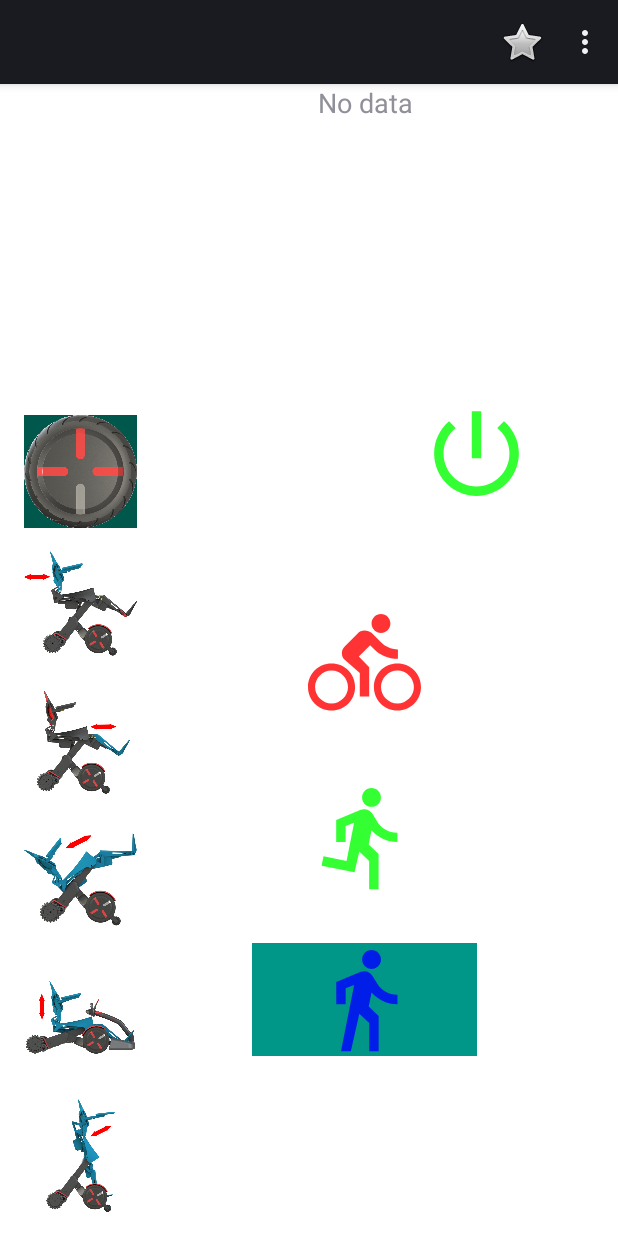
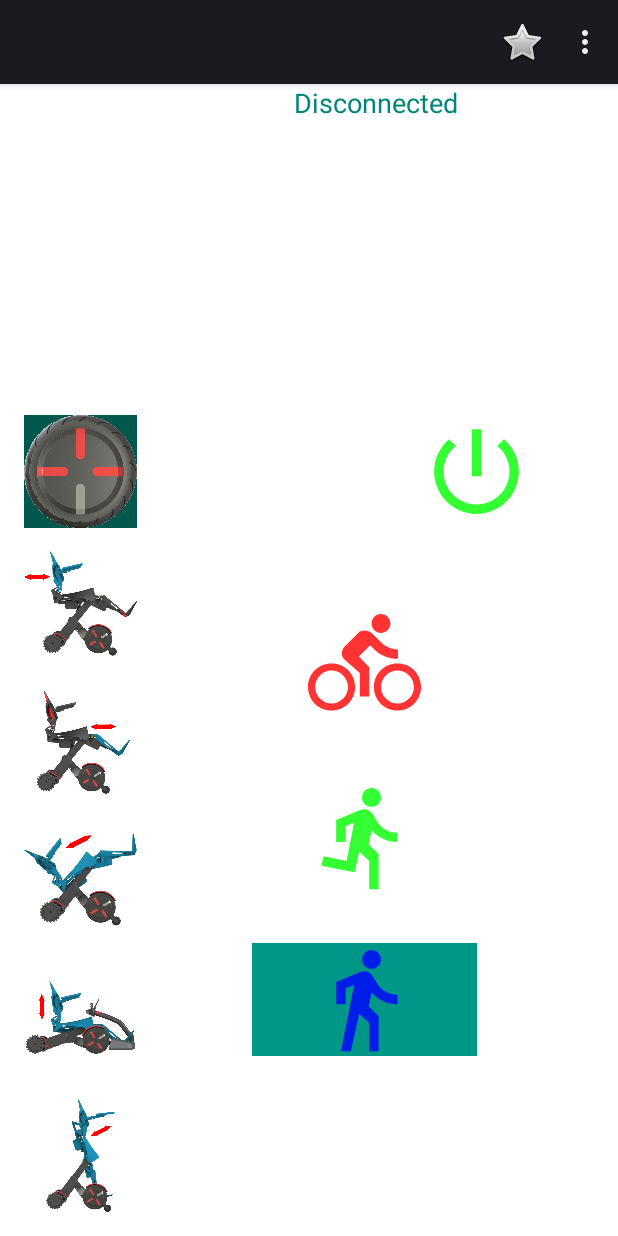
Before and after one commit to Max-Mobility/pchair, an Android app: the DeviceControlActivity screen opened directly, with no data from a screen before it, on a phone screen of 412 x 824 dp. Run offline under Robolectric (Android 15) with nearby library versions, the phone set to English and light mode, and no system bars; 3 statements that could not run were skipped.

Commit message:
show connection status.

```diff
--- a/app/app/src/main/res/layout/gatt_services_characteristics.xml
+++ b/app/app/src/main/res/layout/gatt_services_characteristics.xml
@@ -56,13 +56,12 @@
         android:layout_height="wrap_content"
         android:layout_alignParentStart="false"
         android:layout_alignParentEnd="true"
-        android:layout_marginTop="8dp"
         android:layout_marginEnd="16dp"
         android:text="@string/disconnected"
+        android:textColor="@color/colorPrimary"
         android:textSize="18sp"
-        android:visibility="gone"
         app:layout_constraintEnd_toEndOf="parent"
-        app:layout_constraintTop_toBottomOf="@+id/textView" />
+        app:layout_constraintTop_toTopOf="parent" />
 
     <TextView
         android:layout_width="wrap_content"
@@ -84,9 +83,11 @@
         android:layout_height="wrap_content"
         android:layout_alignParentStart="false"
         android:layout_alignParentEnd="true"
-        android:layout_marginEnd="100dp"
+        android:layout_marginTop="20dp"
+        android:layout_marginEnd="116dp"
         android:text="@string/no_data"
         android:textSize="18sp"
+        android:visibility="gone"
         app:layout_constraintEnd_toEndOf="parent"
         app:layout_constraintTop_toBottomOf="@+id/connection_state" />
 
@@ -109,7 +110,7 @@
         android:layout_width="75dp"
         android:layout_height="75dp"
         android:layout_marginStart="280dp"
-        android:layout_marginBottom="484dp"
+        android:layout_marginBottom="472dp"
         android:background="#ffffff"
         android:clickable="true"
         android:contentDescription="@string/sleep"
```
